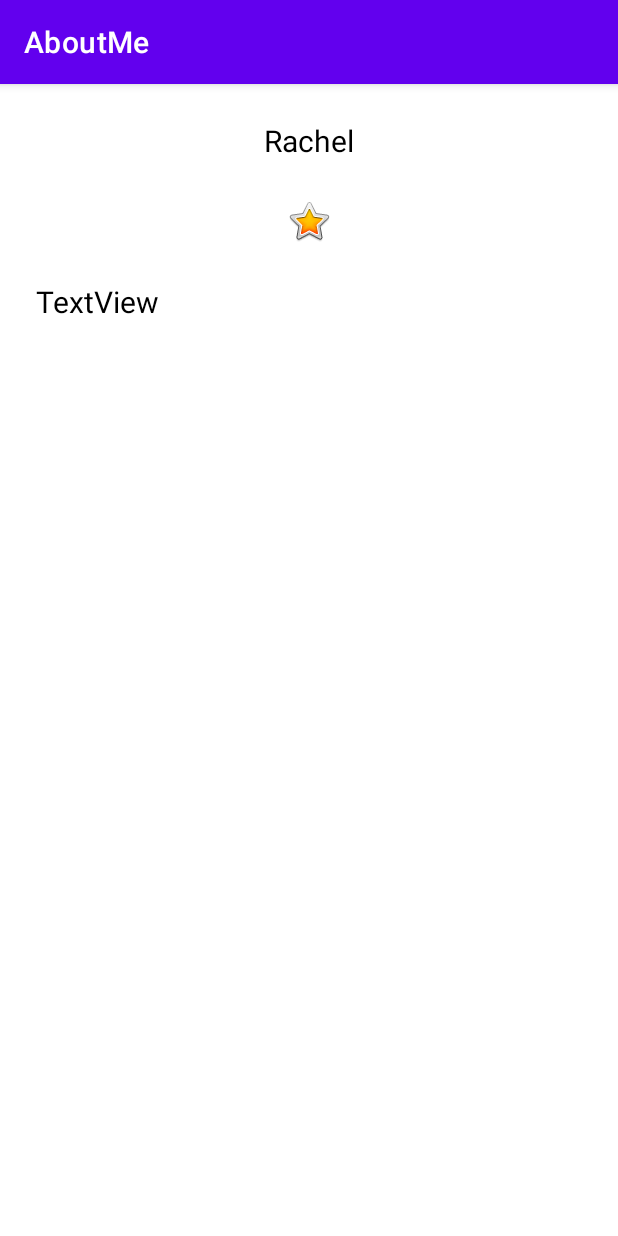
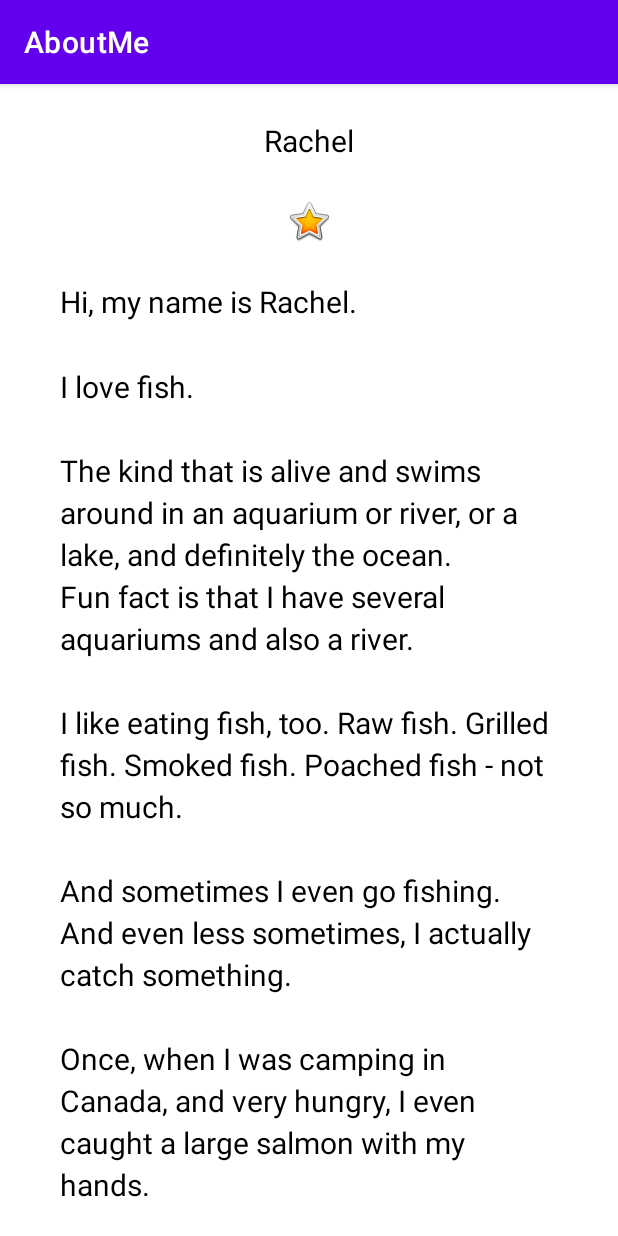
Before and after one commit to mengting-android-learning/AboutMe, an Android app: the screen it shows after launch (MainActivity), on a phone screen of 412 x 824 dp. Run offline under Robolectric (Android 15) with nearby library versions, the phone set to English and light mode, and no system bars.

Commit message:
[feat]: change text view

```diff
--- a/app/src/main/res/layout/activity_main.xml
+++ b/app/src/main/res/layout/activity_main.xml
@@ -25,13 +25,16 @@
     <ScrollView
         android:id="@+id/bio_scroll"
         android:layout_width="match_parent"
-        android:layout_height="match_parent">
+        android:layout_height="match_parent"
+        android:paddingStart="@dimen/layout_padding"
+        android:paddingEnd="@dimen/layout_padding">
 
         <TextView
             android:id="@+id/bio_text"
             android:layout_width="match_parent"
             android:layout_height="wrap_content"
-            android:text="TextView"
-            style="@style/NameStyle"/>
+            android:text="@string/bio"
+            style="@style/NameStyle"
+            android:lineSpacingMultiplier="1.2"/>
     </ScrollView>
 </LinearLayout>
--- a/app/src/main/res/values/dimens.xml
+++ b/app/src/main/res/values/dimens.xml
@@ -3,4 +3,5 @@
     <dimen name="text_size">20sp</dimen>
     <dimen name="small_padding">8dp</dimen>
     <dimen name="layout_margin">16dp</dimen>
+    <dimen name="layout_padding">16dp</dimen>
 </resources>
--- a/app/src/main/res/values/strings.xml
+++ b/app/src/main/res/values/strings.xml
@@ -2,4 +2,14 @@
     <string name="app_name">AboutMe</string>
     <string name="name">Rachel</string>
     <string name="yellow_star">Yellow Star</string>
+    <string name="bio">Hi, my name is Rachel.
+    \n\nI love fish.
+    \n\nThe kind that is alive and swims around in an aquarium or river, or a lake, and definitely the ocean.
+    \nFun fact is that I have several aquariums and also a river.
+    \n\nI like eating fish, too. Raw fish. Grilled fish. Smoked fish. Poached fish - not so much.
+    \n\nAnd sometimes I even go fishing.
+    \nAnd even less sometimes, I actually catch something.
+    \n\nOnce, when I was camping in Canada, and very hungry, I even caught a large salmon with my hands.
+    \n\nI\'ll be happy to teach you how to make your own aquarium.
+    \n\nYou should ask someone else about fishing, though.\n\n</string>
 </resources>
```
